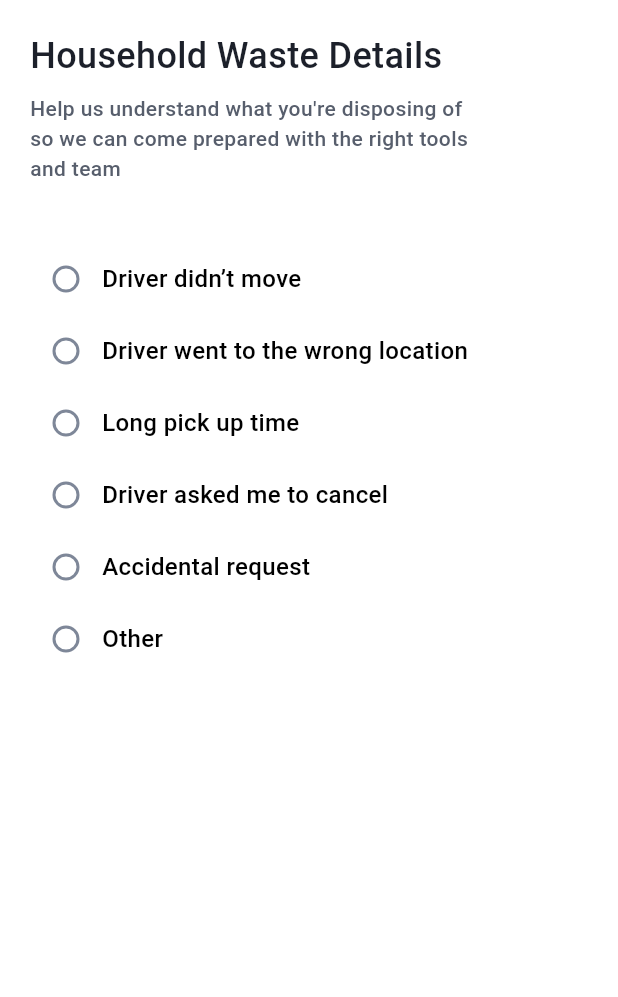
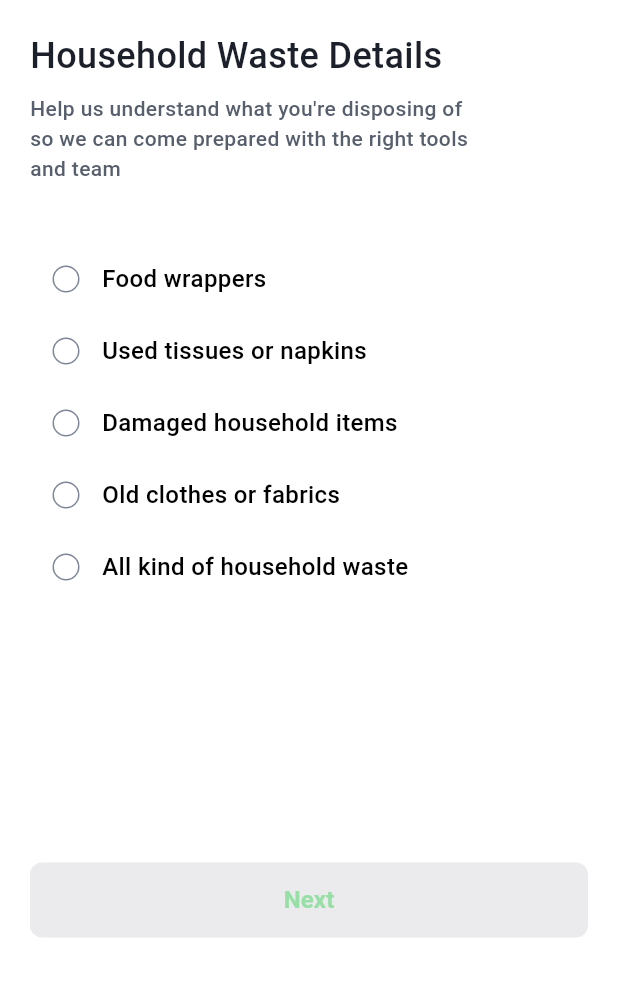
Before and after one commit to Bewizi/EcoBin_Frontend, a Flutter app: the HouseholdDetails screen opened by its route, on a phone screen of 412 x 824 dp, the part 84-1081 px from its top. Run offline on Flutter 3.47's test engine with Material 3 defaults, Android fonts, the phone set to English and light mode, and no system bars; our stand-ins replace bloc, device_preview, dio, equatable, flutter_bloc, flutter_screenutil and 3 more; accounts and stored records are empty; network calls fail.

Commit message:
feat: Update HouseholdDetails with new reasons and add PickupDetails screen

```diff
--- a/lib/features/requests/household_details.dart
+++ b/lib/features/requests/household_details.dart
@@ -1,13 +1,14 @@
 import 'package:ecobin/core/presentation/themes/colors.dart';
 import 'package:ecobin/core/presentation/ui/widgets/app_back_button.dart';
+import 'package:ecobin/core/presentation/ui/widgets/app_button.dart';
 import 'package:ecobin/core/presentation/ui/widgets/text_styles.dart';
+import 'package:ecobin/features/requests/pickup_details.dart';
 import 'package:flutter/material.dart';
+import 'package:go_router/go_router.dart';
 
 class HouseholdDetails extends StatefulWidget {
   const HouseholdDetails({super.key});
   static const String routeName = '/householdDetails';
-
-  // final bool isChecked = false;
 
   @override
   State<HouseholdDetails> createState() => _HouseholdDetailsState();
@@ -15,14 +16,15 @@ class HouseholdDetails extends StatefulWidget {
 
 class _HouseholdDetailsState extends State<HouseholdDetails> {
   final List<String> reasons = [
-    'Driver didn’t move',
-    'Driver went to the wrong location',
-    'Long pick up time',
-    'Driver asked me to cancel',
-    'Accidental request',
-    'Other',
+    'Food wrappers',
+    'Used tissues or napkins',
+    'Damaged household items',
+    'Old clothes or fabrics',
+    'All kind of household waste',
   ];
   List<bool> chekedList = [];
+
+  bool get isAnyChecked => chekedList.any((isChecked) => isChecked);
 
   @override
   void initState() {
@@ -32,23 +34,14 @@ class _HouseholdDetailsState extends State<HouseholdDetails> {
   }
 
   void _handleCheckboxChange(int index, bool? value) {
-    if (value == true) {
-      setState(() {
-        for (int i = 0; i < chekedList.length; i++) {
-          chekedList[i] = false;
-        }
-
-        chekedList[index] = true;
-      });
-    } else {
-      setState(() {
-        chekedList[index] = false;
-      });
-    }
+    setState(() {
+      chekedList[index] = value ?? false;
+    });
   }
 
   @override
   Widget build(BuildContext context) {
+    final bool buttonActive = isAnyChecked;
     return Scaffold(
       appBar: AppBar(leading: AppBackButton()),
       body: SafeArea(
@@ -78,7 +71,7 @@ class _HouseholdDetailsState extends State<HouseholdDetails> {
                       data: CheckboxThemeData(shape: CircleBorder()),
                       child: Checkbox(
                         checkColor: AppColors.kPrimary,
-
+                        side: BorderSide(color: AppColors.kSlateGray, width: 1),
                         value: chekedList[index],
                         onChanged: (bool? value) {
                           _handleCheckboxChange(index, value);
@@ -95,6 +88,29 @@ class _HouseholdDetailsState extends State<HouseholdDetails> {
                   ],
                 );
               }),
+
+              Spacer(),
+
+              Expanded(
+                child: Column(
+                  children: [
+                    CustomButton(
+                      title: 'Next',
+                      bgColor: buttonActive
+                          ? AppColors.kPrimary
+                          : AppColors.kHoneydew,
+                      textColor: buttonActive
+                          ? AppColors.kWhite
+                          : AppColors.kTealDeer,
+                      onTap: (buttonActive)
+                          ? () {
+                              context.push(PickupDetails.routeName);
+                            }
+                          : null,
+                    ),
+                  ],
+                ),
+              ),
             ],
           ),
         ),
```
Also changed, not shown: lib/features/requests/pickup_details.dart (added, +43 -0 lines).
